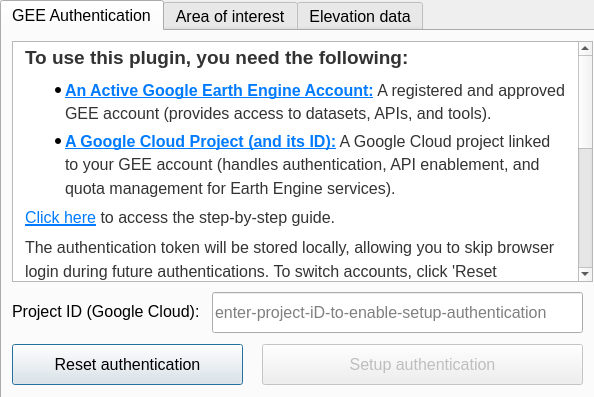
Above: easy_dialog_base.ui from caioarantes/EasyDEM before the change. Below: the same form after it.
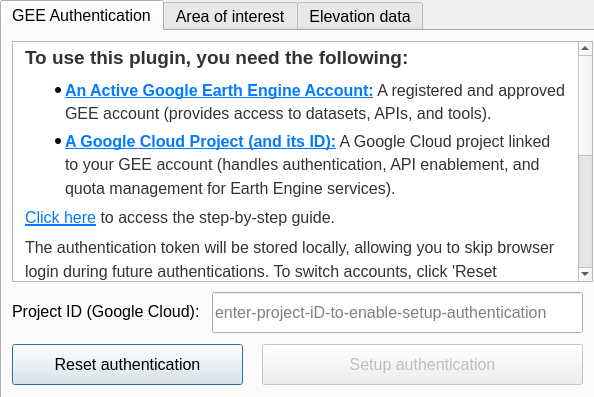
That is the form after the change. Custom widgets are drawn as their Qt base class.

Patch:
```diff
--- a/easy_dialog_base.ui
+++ b/easy_dialog_base.ui
@@ -125,7 +125,8 @@
 &lt;p style=&quot; margin-top:5px; margin-bottom:5px; margin-left:8px; margin-right:8px; -qt-block-indent:0; text-indent:0px; line-height:130%;&quot;&gt;&lt;a href=&quot;https://caioarantes.github.io/qgis-EasyDEM-plugin/&quot;&gt;&lt;span style=&quot; font-family:'sans-serif'; text-decoration: underline; color:#007bff;&quot;&gt;Click here&lt;/span&gt;&lt;/a&gt;&lt;span style=&quot; font-family:'sans-serif'; color:#333333;&quot;&gt; to access the step-by-step guide. &lt;/span&gt;&lt;/p&gt;
 &lt;p style=&quot; margin-top:5px; margin-bottom:5px; margin-left:8px; margin-right:8px; -qt-block-indent:0; text-indent:0px; line-height:130%;&quot;&gt;&lt;span style=&quot; font-family:'sans-serif'; color:#333333;&quot;&gt;The authentication token will be stored locally, allowing you to skip browser login during future authentications. To switch accounts, click 'Reset Authentication'. &lt;/span&gt;&lt;/p&gt;
 &lt;h3 style=&quot; margin-top:10px; margin-bottom:5px; margin-left:8px; margin-right:8px; -qt-block-indent:0; text-indent:0px; line-height:130%;&quot;&gt;&lt;span style=&quot; font-family:'sans-serif'; font-size:14pt; font-weight:600; color:#333333;&quot;&gt;About the Author&lt;/span&gt;&lt;span style=&quot; font-family:'sans-serif'; font-size:large; font-weight:600; color:#333333;&quot;&gt; &lt;/span&gt;&lt;/h3&gt;
-&lt;p style=&quot; margin-top:5px; margin-bottom:5px; margin-left:8px; margin-right:8px; -qt-block-indent:0; text-indent:0px; line-height:130%;&quot;&gt;&lt;span style=&quot; font-family:'sans-serif'; color:#333333;&quot;&gt;The EasyDEAM plugin was developed by &lt;/span&gt;&lt;span style=&quot; font-family:'sans-serif'; font-weight:600; color:#333333;&quot;&gt;Caio Arantes&lt;/span&gt;&lt;span style=&quot; font-family:'sans-serif'; color:#333333;&quot;&gt;, an Agricultural Engineering student passionate about precision agriculture and geotechnology. With experience in QGIS plugin development and remote sensing applications, he created EasyDEAM as steap foward his larger project, &lt;/span&gt;&lt;a href=&quot;https://caioarantes.github.io/ravi-qgis-plugin/&quot;&gt;&lt;span style=&quot; text-decoration: underline; color:#0000ff;&quot;&gt;RAVI&lt;/span&gt;&lt;/a&gt;&lt;span style=&quot; font-family:'sans-serif'; color:#333333;&quot;&gt;, another plugin publisded as a result of his final graduation project. &lt;/span&gt;&lt;/p&gt;
+&lt;p style=&quot; margin-top:5px; margin-bottom:5px; margin-left:8px; margin-right:8px; -qt-block-indent:0; text-indent:0px; line-height:130%;&quot;&gt;&lt;span style=&quot; font-family:'sans-serif'; color:#333333;&quot;&gt;The EasyDEAM plugin was developed by &lt;/span&gt;&lt;span style=&quot; font-family:'sans-serif'; font-weight:600; color:#333333;&quot;&gt;Caio Arantes&lt;/span&gt;&lt;span style=&quot; font-family:'sans-serif'; color:#333333;&quot;&gt;, an Agricultural Engineering student passionate about precision agriculture and geotechnology, as part of his final graduation project. &lt;/span&gt;&lt;/p&gt;
+&lt;p style=&quot; margin-top:5px; margin-bottom:5px; margin-left:8px; margin-right:8px; -qt-block-indent:0; text-indent:0px; line-height:130%;&quot;&gt;&lt;span style=&quot; font-family:'sans-serif'; color:#333333;&quot;&gt;Feel free to reach out and connect:&lt;/span&gt;&lt;/p&gt;
 &lt;p style=&quot; margin-top:5px; margin-bottom:5px; margin-left:8px; margin-right:8px; -qt-block-indent:0; text-indent:0px; line-height:130%;&quot;&gt;&lt;span style=&quot; font-family:'sans-serif'; color:#333333;&quot;&gt;📧 &lt;/span&gt;&lt;span style=&quot; font-family:'sans-serif'; font-weight:600; color:#333333;&quot;&gt;Email:&lt;/span&gt;&lt;span style=&quot; font-family:'sans-serif'; color:#333333;&quot;&gt; &lt;/span&gt;&lt;a href=&quot;mailto:caiosimplicioarantes@gmail.com&quot;&gt;&lt;span style=&quot; font-family:'sans-serif'; text-decoration: underline; color:#007bff;&quot;&gt;caiosimplicioarantes@gmail.com&lt;/span&gt;&lt;/a&gt;&lt;span style=&quot; font-family:'sans-serif'; color:#333333;&quot;&gt; &lt;br /&gt;🔗 &lt;/span&gt;&lt;span style=&quot; font-family:'sans-serif'; font-weight:600; color:#333333;&quot;&gt;LinkedIn:&lt;/span&gt;&lt;span style=&quot; font-family:'sans-serif'; color:#333333;&quot;&gt; &lt;/span&gt;&lt;a href=&quot;https://www.linkedin.com/in/caioarantes&quot;&gt;&lt;span style=&quot; font-family:'sans-serif'; text-decoration: underline; color:#007bff;&quot;&gt;linkedin.com/in/caioarantes&lt;/span&gt;&lt;/a&gt;&lt;span style=&quot; font-family:'sans-serif'; color:#333333;&quot;&gt; &lt;br /&gt;💻 &lt;/span&gt;&lt;span style=&quot; font-family:'sans-serif'; font-weight:600; color:#333333;&quot;&gt;GitHub:&lt;/span&gt;&lt;span style=&quot; font-family:'sans-serif'; color:#333333;&quot;&gt; &lt;/span&gt;&lt;a href=&quot;https://github.com/caioarantes&quot;&gt;&lt;span style=&quot; font-family:'sans-serif'; text-decoration: underline; color:#007bff;&quot;&gt;github.com/caioarantes&lt;/span&gt;&lt;/a&gt;&lt;/p&gt;&lt;/body&gt;&lt;/html&gt;</string>
      </property>
      <property name="overwriteMode">
```
